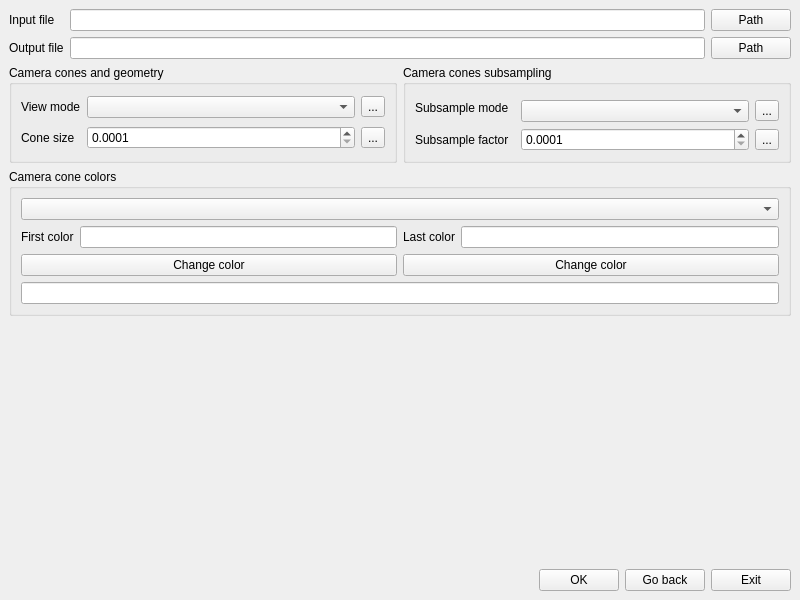
Before: the Qt Designer form src/main.ui in salaheddinek/py_sfm_viewer, drawn with Qt 5.
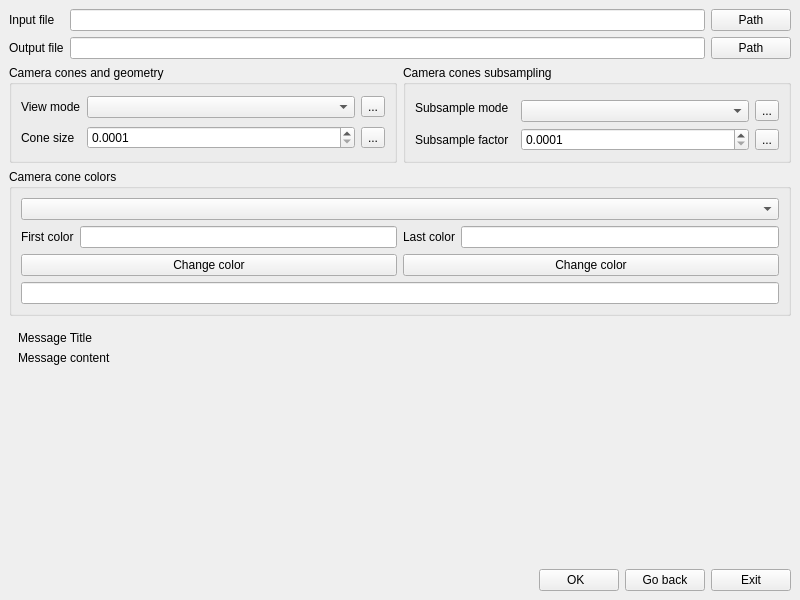
After: the same form once the commit is applied.

Commit message: Added help message to camera geometry and subsampling groups

```diff
--- a/src/main.ui
+++ b/src/main.ui
@@ -238,6 +238,26 @@
       </layout>
      </widget>
     </item>
+    <item>
+     <widget class="QWidget" name="widget_msg" native="true">
+      <layout class="QVBoxLayout" name="verticalLayout_3">
+       <item>
+        <widget class="QLabel" name="label_msg_title">
+         <property name="text">
+          <string>Message Title</string>
+         </property>
+        </widget>
+       </item>
+       <item>
+        <widget class="QLabel" name="label_msg_content">
+         <property name="text">
+          <string>Message content</string>
+         </property>
+        </widget>
+       </item>
+      </layout>
+     </widget>
+    </item>
     <item>
      <spacer name="verticalSpacer">
       <property name="orientation">
@@ -269,7 +289,7 @@
       <item>
        <widget class="QPushButton" name="btn_ok">
         <property name="text">
-         <string>OK</string>
+         <string>OK  </string>
         </property>
        </widget>
       </item>
```
Left out of the diff: 8 changed lines with no effect on the pictures. The commit also changes 6 other files.
